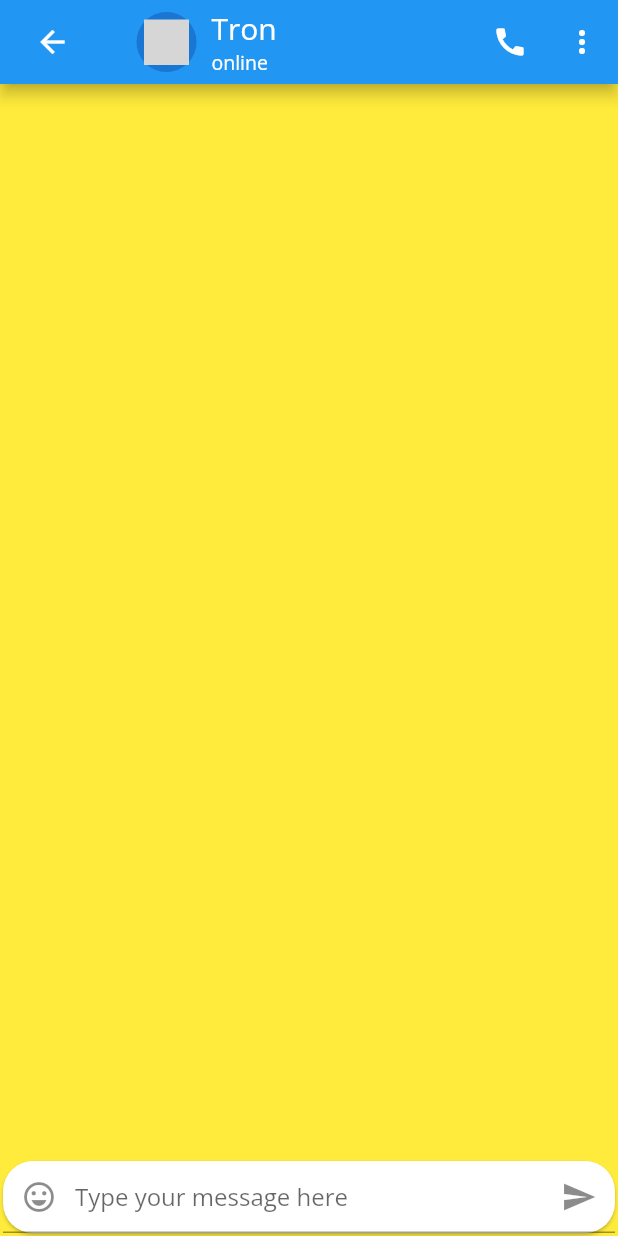
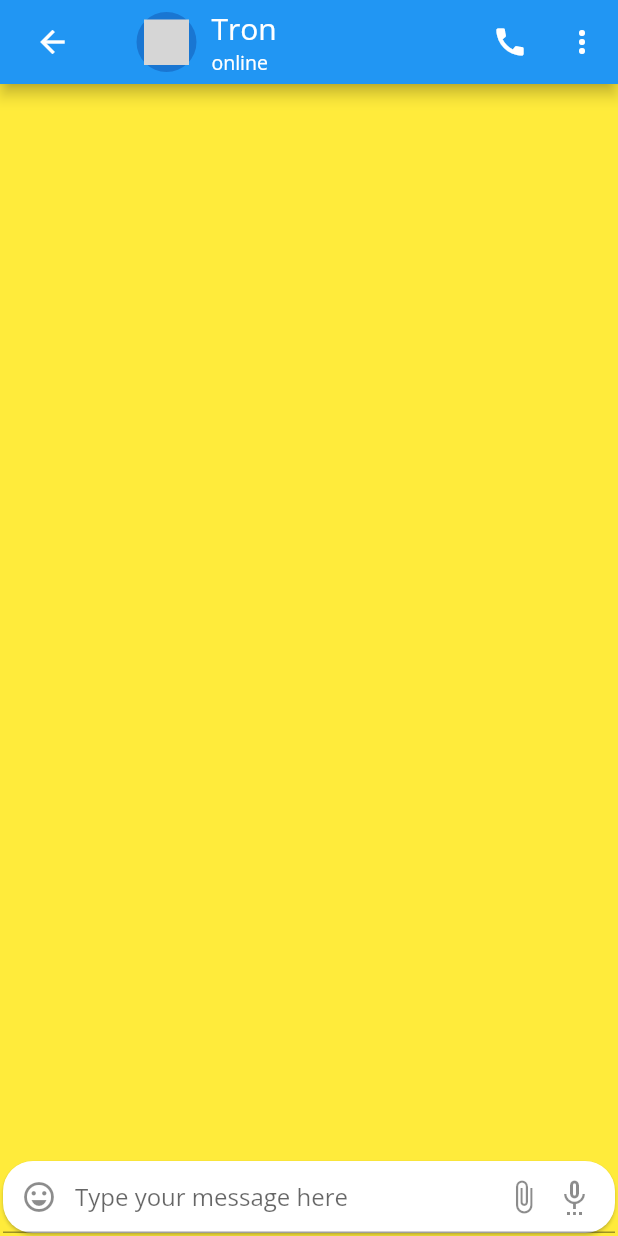
Before and after one commit to EhMaNa/chat_application, a Flutter app: the screen it shows after launch, after a tap on "Tron", on a phone screen of 412 x 824 dp. Run offline on Flutter 3.47's test engine with Material 2 defaults, Android fonts, the phone set to English and light mode, and no system bars; our stand-ins replace flutter_svg; grey boxes are pictures that could not be loaded.

Commit message:
building send field

```diff
--- a/lib/screens/chatPage.dart
+++ b/lib/screens/chatPage.dart
@@ -106,7 +106,15 @@ class _ChatPageState extends State<ChatPage> {
                             prefixIcon: IconButton(
                               onPressed: (){},
                                 icon: Icon(Icons.emoji_emotions_outlined)),
-                            suffixIcon: Icon(Icons.send_sharp),
+                            suffixIcon: Row(
+                              mainAxisSize: MainAxisSize.min,
+                              children: [
+                                Icon(Icons.attach_file_outlined),
+                                SizedBox(width: 10,),
+                                Icon(Icons.settings_voice_outlined),
+                                SizedBox(width: 15,),
+                              ],
+                            ),
                             contentPadding: EdgeInsets.all(5),
                             hintText: 'Type your message here'
                           ),
```
